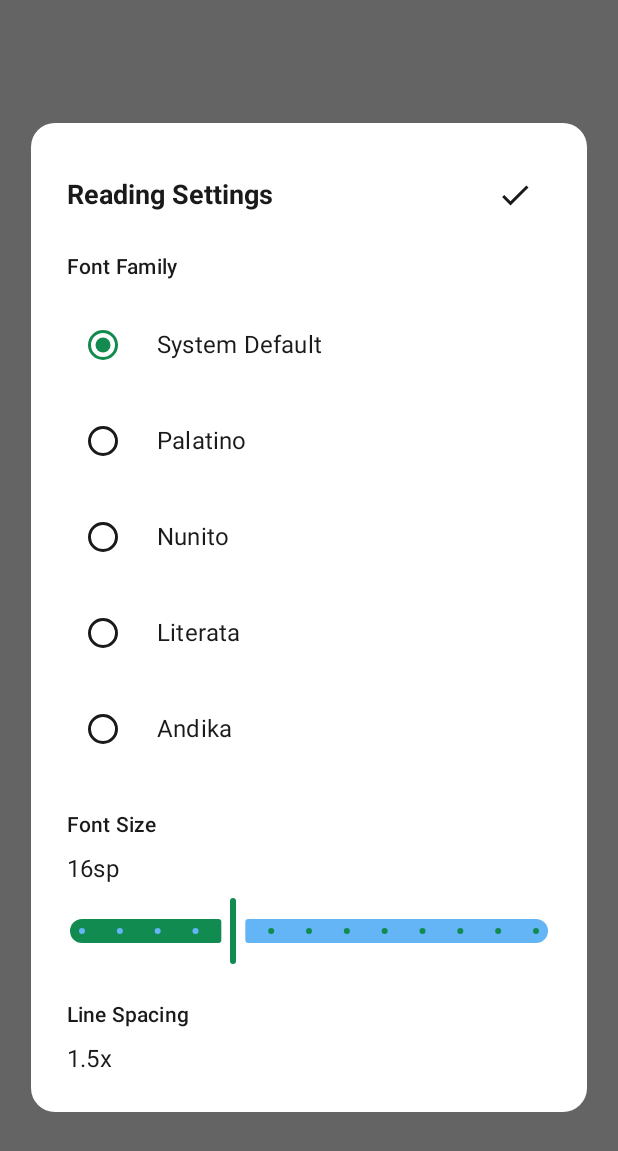
After one commit to Lain4504/novel-reading-app, an Android app built with Jetpack Compose: the composable ReadingSettingsDialog shown on its own in the app's theme, on a phone screen of 412 x 824 dp. The commit adds this screen. Shown: the top 1151 px of the screen. Run offline under Robolectric (Android 15) with nearby library versions, the phone set to English and light mode, and no system bars; our stand-ins replace Dagger/Hilt's generated code; network calls fail.

Commit message:
theme setting and reading setting

```diff
--- /dev/null
+++ b/app/src/main/java/com/miraimagiclab/novelreadingapp/data/local/prefs/ReadingSettingsDataStore.kt
@@ -0,0 +1,66 @@
+package com.miraimagiclab.novelreadingapp.data.local.prefs
+
+import android.content.Context
+import androidx.datastore.preferences.core.Preferences
+import androidx.datastore.preferences.core.edit
+import androidx.datastore.preferences.core.floatPreferencesKey
+import androidx.datastore.preferences.core.stringPreferencesKey
+import androidx.datastore.preferences.preferencesDataStore
+import kotlinx.coroutines.flow.Flow
+import kotlinx.coroutines.flow.map
+
+private val Context.readingSettingsDataStore by preferencesDataStore(name = "reading_settings")
+
+class ReadingSettingsDataStore(private val context: Context) {
+
+    object Keys {
+        val FONT_FAMILY = stringPreferencesKey("font_family")
+        val FONT_SIZE = floatPreferencesKey("font_size")
+        val LINE_SPACING = floatPreferencesKey("line_spacing")
+        val READING_THEME = stringPreferencesKey("reading_theme")
+    }
+
+    val fontFamily: Flow<String> = context.readingSettingsDataStore.data.map { preferences ->
+        preferences[Keys.FONT_FAMILY] ?: "system"
+    }
+
+    val fontSize: Flow<Float> = context.readingSettingsDataStore.data.map { preferences ->
+        preferences[Keys.FONT_SIZE] ?: 16f
+    }
+
+    val lineSpacing: Flow<Float> = context.readingSettingsDataStore.data.map { preferences ->
+        preferences[Keys.LINE_SPACING] ?: 1.5f
+    }
+
+    val readingTheme: Flow<String> = context.readingSettingsDataStore.data.map { preferences ->
+        preferences[Keys.READING_THEME] ?: "light"
+    }
+
+    suspend fun setFontFamily(fontFamily: String) {
+        context.readingSettingsDataStore.edit { preferences ->
+            preferences[Keys.FONT_FAMILY] = fontFamily
+        }
+    }
+
+    suspend fun setFontSize(fontSize: Float) {
+        context.readingSettingsDataStore.edit { preferences ->
+            preferences[Keys.FONT_SIZE] = fontSize
+        }
+    }
+
+    suspend fun setLineSpacing(lineSpacing: Float) {
+        context.readingSettingsDataStore.edit { preferences ->
+            preferences[Keys.LINE_SPACING] = lineSpacing
+        }
+    }
+
+    suspend fun setReadingTheme(theme: String) {
+        context.readingSettingsDataStore.edit { preferences ->
+            preferences[Keys.READING_THEME] = theme
+        }
+    }
+
+    suspend fun clear() {
+        context.readingSettingsDataStore.edit { it.clear() }
+    }
+}
--- a/app/src/main/java/com/miraimagiclab/novelreadingapp/di/NetworkModule.kt
+++ b/app/src/main/java/com/miraimagiclab/novelreadingapp/di/NetworkModule.kt
@@ -64,10 +64,6 @@ object NetworkModule {
             .authenticator(tokenAuthenticator)
             .build()
     }
-
-    @Provides
-    @Singleton
-    fun provideAuthDataStore(@ApplicationContext context: Context): AuthDataStore = AuthDataStore(context)
 
     @Provides
     @Singleton
--- /dev/null
+++ b/app/src/main/java/com/miraimagiclab/novelreadingapp/ui/components/ReadingSettingsDialog.kt
@@ -0,0 +1,218 @@
+package com.miraimagiclab.novelreadingapp.ui.components
+
+import androidx.compose.foundation.background
+import androidx.compose.foundation.clickable
+import androidx.compose.foundation.layout.*
+import androidx.compose.foundation.rememberScrollState
+import androidx.compose.foundation.shape.CircleShape
+import androidx.compose.foundation.shape.RoundedCornerShape
+import androidx.compose.foundation.verticalScroll
+import androidx.compose.material.icons.Icons
+import androidx.compose.material.icons.filled.Check
+import androidx.compose.material3.*
+import androidx.compose.runtime.*
+import androidx.compose.ui.Alignment
+import androidx.compose.ui.Modifier
+import androidx.compose.ui.draw.clip
+import androidx.compose.ui.graphics.Color
+import androidx.compose.ui.text.font.FontWeight
+import androidx.compose.ui.unit.dp
+import androidx.compose.ui.unit.sp
+import androidx.compose.ui.window.Dialog
+import androidx.compose.ui.window.DialogProperties
+import com.miraimagiclab.novelreadingapp.ui.theme.ReadingThemes
+import com.miraimagiclab.novelreadingapp.ui.viewmodel.ReadingSettingsViewModel
+
+@OptIn(ExperimentalMaterial3Api::class)
+@Composable
+fun ReadingSettingsDialog(
+    viewModel: ReadingSettingsViewModel,
+    onDismiss: () -> Unit
+) {
+    val fontFamily by viewModel.fontFamily.collectAsState()
+    val fontSize by viewModel.fontSize.collectAsState()
+    val lineSpacing by viewModel.lineSpacing.collectAsState()
+    val readingTheme by viewModel.readingTheme.collectAsState()
+
+    Dialog(
+        onDismissRequest = onDismiss,
+        properties = DialogProperties(usePlatformDefaultWidth = false)
+    ) {
+        Card(
+            modifier = Modifier
+                .fillMaxWidth(0.9f)
+                .fillMaxHeight(0.8f),
+            shape = RoundedCornerShape(16.dp),
+            colors = CardDefaults.cardColors(
+                containerColor = MaterialTheme.colorScheme.surface
+            )
+        ) {
+            Column(
+                modifier = Modifier
+                    .fillMaxSize()
+                    .padding(24.dp)
+            ) {
+                // Header
+                Row(
+                    modifier = Modifier.fillMaxWidth(),
+                    horizontalArrangement = Arrangement.SpaceBetween,
+                    verticalAlignment = Alignment.CenterVertically
+                ) {
+                    Text(
+                        text = "Reading Settings",
+                        style = MaterialTheme.typography.headlineSmall,
+                        fontWeight = FontWeight.Bold
+                    )
+                    IconButton(onClick = onDismiss) {
+                        Icon(
+                            imageVector = Icons.Default.Check,
+                            contentDescription = "Done"
+                        )
+                    }
+                }
+
+                Spacer(modifier = Modifier.height(16.dp))
+
+                // Content
+                Column(
+                    modifier = Modifier
+                        .fillMaxSize()
+                        .verticalScroll(rememberScrollState())
+                ) {
+                    // Font Family Section
+                    Text(
+                        text = "Font Family",
+                        style = MaterialTheme.typography.titleMedium,
+                        fontWeight = FontWeight.SemiBold,
+                        modifier = Modifier.padding(bottom = 12.dp)
+                    )
+
+                    val fontOptions = listOf(
+                        "system" to "System Default",
+                        "palatino" to "Palatino",
+                        "nunito" to "Nunito",
+                        "literata" to "Literata",
+                        "andika" to "Andika"
+                    )
+
+                    fontOptions.forEach { (value, label) ->
+                        Row(
+                            modifier = Modifier
+                                .fillMaxWidth()
+                                .clickable { viewModel.setFontFamily(value) }
+                                .padding(vertical = 8.dp),
+                            verticalAlignment = Alignment.CenterVertically
+                        ) {
+                            RadioButton(
+                                selected = fontFamily == value,
+                                onClick = { viewModel.setFontFamily(value) }
+                            )
+                            Spacer(modifier = Modifier.width(12.dp))
+                            Text(
+                                text = label,
+                                style = MaterialTheme.typography.bodyLarge
+                            )
+                        }
+                    }
+
+                    Spacer(modifier = Modifier.height(24.dp))
+
+                    // Font Size Section
+                    Text(
+                        text = "Font Size",
+                        style = MaterialTheme.typography.titleMedium,
+                        fontWeight = FontWeight.SemiBold,
+                        modifier = Modifier.padding(bottom = 12.dp)
+                    )
+
+                    Text(
+                        text = "${fontSize.toInt()}sp",
+                        style = MaterialTheme.typography.bodyLarge,
+                        modifier = Modifier.padding(bottom = 8.dp)
+                    )
+
+                    Slider(
+                        value = fontSize,
+                        onValueChange = { viewModel.setFontSize(it) },
+                        valueRange = 12f..24f,
+                        steps = 11, // 12, 13, 14, ..., 24
+                        modifier = Modifier.fillMaxWidth()
+                    )
+
+                    Spacer(modifier = Modifier.height(24.dp))
+
+                    // Line Spacing Section
+                    Text(
+                        text = "Line Spacing",
+                        style = MaterialTheme.typography.titleMedium,
+                        fontWeight = FontWeight.SemiBold,
+                        modifier = Modifier.padding(bottom = 12.dp)
+                    )
+
+                    Text(
+                        text = "${String.format("%.1f", lineSpacing)}x",
+                        style = MaterialTheme.typography.bodyLarge,
+                        modifier = Modifier.padding(bottom = 8.dp)
+                    )
+
+                    Slider(
+                        value = lineSpacing,
+                        onValueChange = { viewModel.setLineSpacing(it) },
+                        valueRange = 1.0f..2.5f,
+                        steps = 14, // 1.0, 1.1, 1.2, ..., 2.5
+                        modifier = Modifier.fillMaxWidth()
+                    )
+
+                    Spacer(modifier = Modifier.height(24.dp))
+
+                    // Reading Theme Section
+                    Text(
+                        text = "Reading Theme",
+                        style = MaterialTheme.typography.titleMedium,
+                        fontWeight = FontWeight.SemiBold,
+                        modifier = Modifier.padding(bottom = 12.dp)
+                    )
+
+                    val themes = ReadingThemes.allThemes
+                    themes.forEach { theme ->
+                        Row(
+                            modifier = Modifier
+                                .fillMaxWidth()
+                                .clickable { viewModel.setReadingTheme(theme.name) }
+                                .padding(vertical = 8.dp),
+                            verticalAlignment = Alignment.CenterVertically
+                        ) {
+                            RadioButton(
+                                selected = readingTheme == theme.name,
+                                onClick = { viewModel.setReadingTheme(theme.name) }
+                            )
+                            Spacer(modifier = Modifier.width(12.dp))
+
+                            // Theme preview
+                            Box(
+                                modifier = Modifier
+                                    .size(24.dp)
+                                    .clip(CircleShape)
+                                    .background(theme.backgroundColor)
+                                    .padding(4.dp)
+                            ) {
+                                Box(
+                                    modifier = Modifier
+                                        .fillMaxSize()
+                                        .clip(CircleShape)
+                                        .background(theme.textColor)
+                                )
+                            }
+
+                            Spacer(modifier = Modifier.width(12.dp))
+                            Text(
+                                text = theme.name.replaceFirstChar { it.uppercase() },
+                                style = MaterialTheme.typography.bodyLarge
+                            )
+                        }
+                    }
+                }
+            }
+        }
+    }
+}
--- /dev/null
+++ b/app/src/main/java/com/miraimagiclab/novelreadingapp/ui/viewmodel/ReadingSettingsViewModel.kt
@@ -0,0 +1,75 @@
+package com.miraimagiclab.novelreadingapp.ui.viewmodel
+
+import androidx.lifecycle.ViewModel
+import androidx.lifecycle.viewModelScope
+import com.miraimagiclab.novelreadingapp.data.repository.ReadingSettingsRepository
+import dagger.hilt.android.lifecycle.HiltViewModel
+import kotlinx.coroutines.flow.StateFlow
+import kotlinx.coroutines.flow.stateIn
+import kotlinx.coroutines.launch
+import javax.inject.Inject
+
+data class ReadingSettings(
+    val fontFamily: String,
+    val fontSize: Float,
+    val lineSpacing: Float,
+    val readingTheme: String
+)
+
+@HiltViewModel
+class ReadingSettingsViewModel @Inject constructor(
+    private val readingSettingsRepository: ReadingSettingsRepository
+) : ViewModel() {
+
+    val fontFamily: StateFlow<String> = readingSettingsRepository.getFontFamilyFlow()
+        .stateIn(
+            scope = viewModelScope,
+            started = kotlinx.coroutines.flow.SharingStarted.WhileSubscribed(5000),
+            initialValue = "system"
+        )
+
+    val fontSize: StateFlow<Float> = readingSettingsRepository.getFontSizeFlow()
+        .stateIn(
+            scope = viewModelScope,
+            started = kotlinx.coroutines.flow.SharingStarted.WhileSubscribed(5000),
+            initialValue = 16f
+        )
+
+    val lineSpacing: StateFlow<Float> = readingSettingsRepository.getLineSpacingFlow()
+        .stateIn(
+            scope = viewModelScope,
+            started = kotlinx.coroutines.flow.SharingStarted.WhileSubscribed(5000),
+            initialValue = 1.5f
+        )
+
+    val readingTheme: StateFlow<String> = readingSettingsRepository.getReadingThemeFlow()
+        .stateIn(
+            scope = viewModelScope,
+            started = kotlinx.coroutines.flow.SharingStarted.WhileSubscribed(5000),
+            initialValue = "light"
+        )
+
+    fun setFontFamily(fontFamily: String) {
+        viewModelScope.launch {
+            readingSettingsRepository.setFontFamily(fontFamily)
+        }
+    }
+
+    fun setFontSize(fontSize: Float) {
+        viewModelScope.launch {
+            readingSettingsRepository.setFontSize(fontSize)
+        }
+    }
+
+    fun setLineSpacing(lineSpacing: Float) {
+        viewModelScope.launch {
+            readingSettingsRepository.setLineSpacing(lineSpacing)
+        }
+    }
+
+    fun setReadingTheme(theme: String) {
+        viewModelScope.launch {
+            readingSettingsRepository.setReadingTheme(theme)
+        }
+    }
+}
```
Also changed, not shown: app/src/main/java/com/miraimagiclab/novelreadingapp/MainActivity.kt (+6 -1 lines), app/src/main/java/com/miraimagiclab/novelreadingapp/data/local/prefs/SettingsDataStore.kt (added, +32 -0 lines), app/src/main/java/com/miraimagiclab/novelreadingapp/data/repository/ReadingSettingsRepository.kt (added, +36 -0 lines), app/src/main/java/com/miraimagiclab/novelreadingapp/data/repository/SettingsRepository.kt (added, +21 -0 lines), app/src/main/java/com/miraimagiclab/novelreadingapp/di/AppModule.kt (+29 -0 lines), app/src/main/java/com/miraimagiclab/novelreadingapp/ui/screens/ProfileScreen.kt (+48 -1 lines), app/src/main/java/com/miraimagiclab/novelreadingapp/ui/screens/ReadingScreen.kt (+36 -35 lines), app/src/main/java/com/miraimagiclab/novelreadingapp/ui/theme/Font.kt (+20 -0 lines), app/src/main/java/com/miraimagiclab/novelreadingapp/ui/theme/ReadingTheme.kt (added, +56 -0 lines), app/src/main/java/com/miraimagiclab/novelreadingapp/ui/viewmodel/SettingsViewModel.kt (added, +36 -0 lines).
